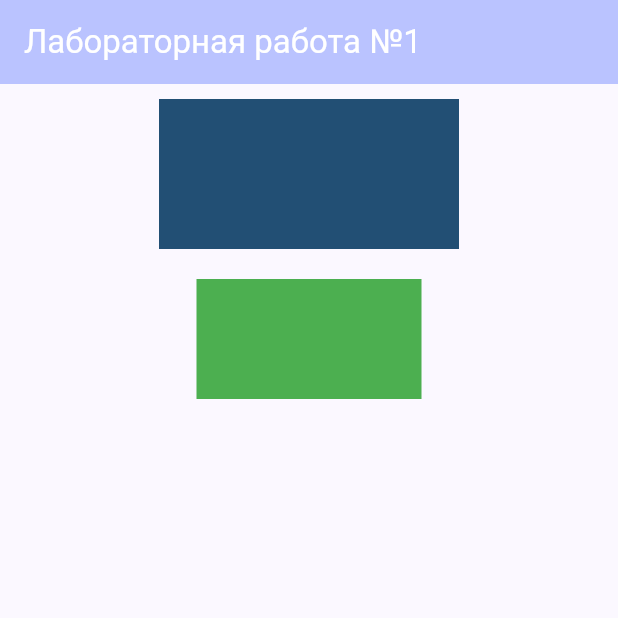
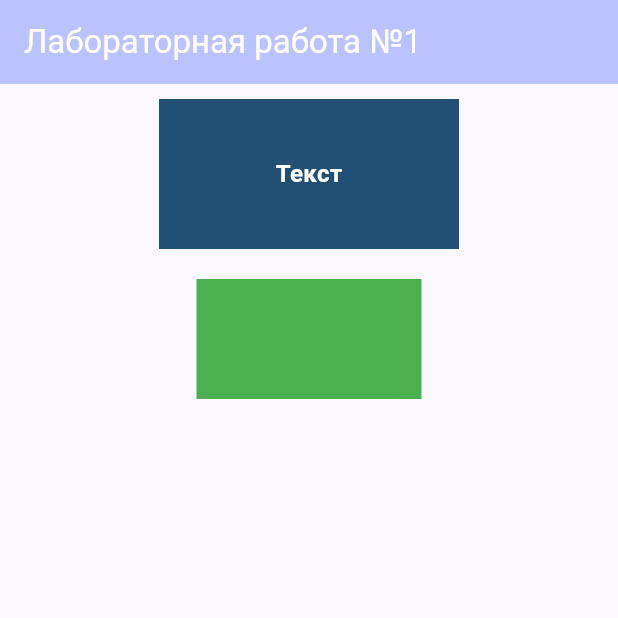
Before and after one commit to Egorpnx/laba1, a Flutter app: the screen it shows after launch, on a phone screen of 412 x 824 dp, the top half of it. Run offline on Flutter 3.47's test engine with Material 3 defaults, Android fonts, the phone set to English and light mode, and no system bars.

Commit message:
текст в контейнере

```diff
--- a/asd/lib/main.dart
+++ b/asd/lib/main.dart
@@ -10,6 +10,7 @@ class MyApp extends StatelessWidget {
 
   @override
   Widget build(BuildContext context) {
+  //  return Text("AAA");
     return MaterialApp(
       title: 'Flutter App!!',
       theme: ThemeData(
@@ -76,6 +77,16 @@ class _MyHomePageState extends State<MyHomePage> {
   height: 100,
   color: Color.fromARGB(255, 34, 79, 116),
   margin: const EdgeInsets.all(10),
+  child: const Center(
+    child: Text(
+      'Текст',
+      style: TextStyle(
+        color: Colors.white,
+        fontSize: 16,
+        fontWeight: FontWeight.bold,
+      ),
+    ),
+  ),
 ),
 
 
```
Also changed, not shown: 12 other files. Lines whose indentation alone changed are shown as unchanged.
